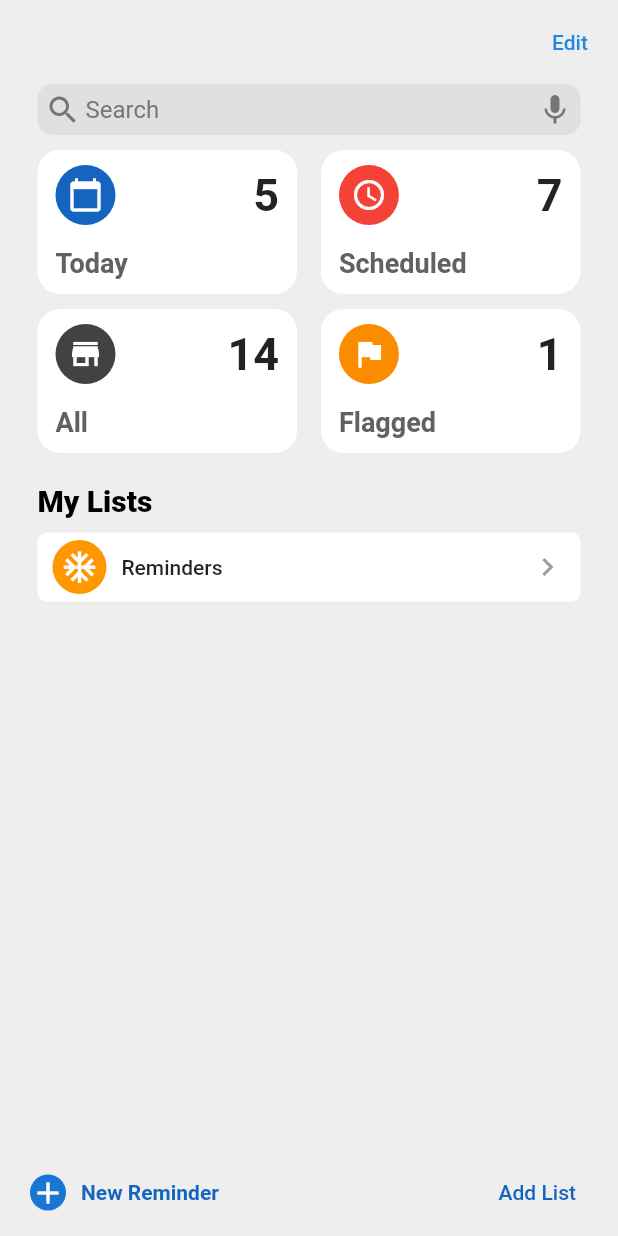
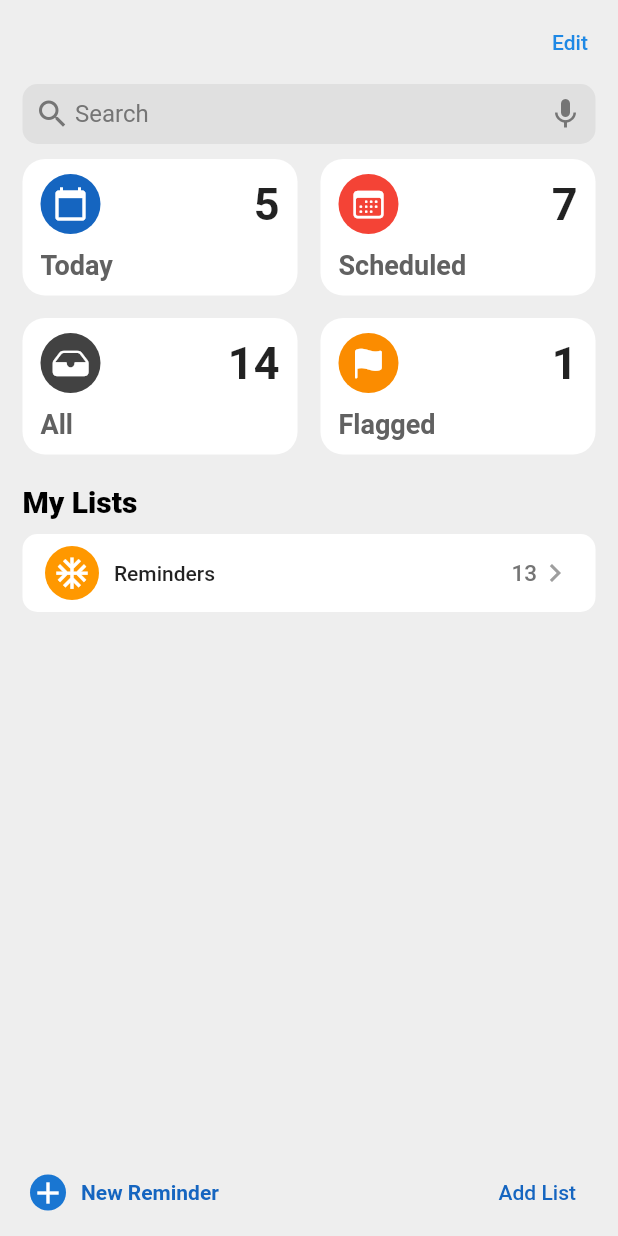
Before and after one commit to davidjhoseph/reminders_app, a Flutter app: the screen it shows after launch, on a phone screen of 412 x 824 dp. Run offline on Flutter 3.47's test engine with Material 2 defaults, Android fonts, the phone set to English and light mode, and no system bars; our stand-ins replace flutter_riverpod, hive; accounts and stored records are empty.

Commit message:
minor changes

```diff
--- a/lib/Models/Reminder.dart
+++ b/lib/Models/Reminder.dart
@@ -1,15 +1,10 @@
-import 'package:reminder_app/Models/ReminderDetails.dart';
-import 'package:reminder_app/Models/SingleList.dart';
+import 'package:reminder_app/Models/ReminderDetail.dart';
 
 class Reminder {
-  SingleList list;
   String title;
-  String notes;
-  ReminderDetails details;
+  ReminderDetail detail;
   Reminder({
-    this.list,
     this.title,
-    this.notes,
-    this.details,
+    this.detail,
   });
 }
--- a/lib/Models/ReminderDetails.dart
+++ b/lib/Models/ReminderDetail.dart
@@ -1,7 +1,7 @@
 import 'package:flutter/material.dart';
 import 'package:reminder_app/Models/SingleList.dart';
 
-class ReminderDetails {
+class ReminderDetail {
   SingleList list;
   DateTime date;
   TimeOfDay time;
@@ -13,7 +13,7 @@ class ReminderDetails {
   int priority;
   List<String> subtasks;
   String image;
-  ReminderDetails({
+  ReminderDetail({
     this.time,
     this.list,
     this.title,
--- a/lib/Models/SingleList.dart
+++ b/lib/Models/SingleList.dart
@@ -1,18 +1,11 @@
 import 'package:flutter/material.dart';
-import 'package:hive/hive.dart';
 import 'package:reminder_app/Models/Reminder.dart';
 
-part 'single_list.g.dart';
+class SingleList {
+  IconData icon;
+  Color color;
+  String title;
+  List<Reminder> reminders;
 
-@HiveType(typeId: 1)
-class SingleList {
-  @HiveField(0)
-  IconData icon;
-  @HiveField(1)
-  Color color;
-  @HiveField(2)
-  String title;
-  @HiveField(3)
-  List<Reminder> reminders;
   SingleList({this.color, this.icon, this.title, this.reminders});
 }
--- a/lib/main.dart
+++ b/lib/main.dart
@@ -1,6 +1,7 @@
 import 'package:flutter/material.dart';
 import 'package:flutter_riverpod/flutter_riverpod.dart';
 import 'package:hive/hive.dart';
+// import 'package:hive_flutter/hive_flutter.dart';
 import 'package:reminder_app/settings/Theme.dart';
 import 'package:path_provider/path_provider.dart' as path_provider;
 import './routes/route.dart' as route;
@@ -9,6 +10,7 @@ void main() async {
   WidgetsFlutterBinding.ensureInitialized();
   final appDocumentDirectory =
       await path_provider.getApplicationDocumentsDirectory();
+
   Hive.init(appDocumentDirectory.path);
   runApp(
     ProviderScope(
@@ -17,8 +19,13 @@ void main() async {
   );
 }
 
-class MyApp extends StatelessWidget {
+class MyApp extends StatefulWidget {
   // This widget is the root of your application.
+  @override
+  _MyAppState createState() => _MyAppState();
+}
+
+class _MyAppState extends State<MyApp> {
   @override
   Widget build(BuildContext context) {
     return GestureDetector(
@@ -33,4 +40,11 @@ class MyApp extends StatelessWidget {
       ),
     );
   }
+
+  @override
+  void dispose() {
+    Hive.close();
+    // TODO: implement dispose
+    super.dispose();
+  }
 }
--- a/lib/screens/AddListScreen.dart
+++ b/lib/screens/AddListScreen.dart
@@ -1,6 +1,5 @@
 import 'package:flutter/material.dart';
 import 'package:flutter_riverpod/flutter_riverpod.dart';
-import 'package:hive/hive.dart';
 import 'package:reminder_app/Models/SingleList.dart';
 import 'package:reminder_app/provider/ReminderProvider.dart';
 
@@ -26,7 +25,6 @@ class _AddListScreenState extends State<AddListScreen> {
             leadingWidth: 70,
             leading: TextButton(
               onPressed: () async {
-                await Hive.close();
                 Navigator.of(context).pop();
               },
               child: Text(
@@ -51,7 +49,6 @@ class _AddListScreenState extends State<AddListScreen> {
                           color: response.selectedColor,
                           icon: response.selectedIcon,
                         );
-                        Hive.box("reminderList").add(list);
 
                         // response.addToList(
                         //   icon: response.selectedIcon,
--- a/lib/screens/HomeScreen.dart
+++ b/lib/screens/HomeScreen.dart
@@ -1,6 +1,6 @@
+import 'package:flutter/cupertino.dart';
 import 'package:flutter/material.dart';
 import 'package:flutter_riverpod/flutter_riverpod.dart';
-import 'package:hive/hive.dart';
 import 'package:reminder_app/provider/ReminderProvider.dart';
 import 'package:reminder_app/screens/AddListScreen.dart';
 import 'package:reminder_app/screens/ScheduledScreen.dart';
@@ -34,12 +34,12 @@ class HomeScreen extends StatelessWidget {
             child: SingleChildScrollView(
               child: SafeArea(
                 child: Padding(
-                  padding: const EdgeInsets.symmetric(horizontal: 25),
+                  padding: const EdgeInsets.symmetric(horizontal: 15),
                   child: Column(
                     crossAxisAlignment: CrossAxisAlignment.start,
                     children: [
                       Container(
-                        padding: EdgeInsets.all(5),
+                        padding: EdgeInsets.all(8),
                         decoration: BoxDecoration(
                           color: Colors.grey[300],
                           borderRadius: BorderRadius.circular(10),
@@ -87,7 +87,7 @@ class HomeScreen extends StatelessWidget {
                             color: Colors.red[500],
                             numberCount: 7,
                             title: "Scheduled",
-                            icon: Icons.schedule,
+                            icon: CupertinoIcons.calendar,
                             navigate: () {
                               Navigator.of(context)
                                   .pushNamed(ScheduledScreen.routeName);
@@ -95,14 +95,14 @@ class HomeScreen extends StatelessWidget {
                           ),
                         ],
                       ),
-                      SizedBox(height: 10),
+                      SizedBox(height: 15),
                       Row(
                         children: [
                           MenuBox(
                             color: Colors.grey[800],
                             numberCount: 14,
                             title: "All",
-                            icon: Icons.store,
+                            icon: CupertinoIcons.tray_fill,
                             navigate: () {
                               Navigator.of(context)
                                   .pushNamed(ScheduledScreen.routeName);
@@ -113,7 +113,7 @@ class HomeScreen extends StatelessWidget {
                             color: Colors.orange[600],
                             numberCount: 1,
                             title: "Flagged",
-                            icon: Icons.flag,
+                            icon: CupertinoIcons.flag_fill,
                             navigate: () {
                               Navigator.of(context)
                                   .pushNamed(ScheduledScreen.routeName);
@@ -184,7 +184,6 @@ class HomeScreen extends StatelessWidget {
                 Spacer(),
                 TextButton(
                   onPressed: () async {
-                    await Hive.openBox("reminderList");
                     return Navigator.of(context).push(
                       MaterialPageRoute(
                         builder: (_) => AddListScreen(),
--- a/lib/widgets/ReminderList.dart
+++ b/lib/widgets/ReminderList.dart
@@ -13,9 +13,9 @@ class ReminderList extends StatelessWidget {
   @override
   Widget build(BuildContext context) {
     return Container(
-      padding: const EdgeInsets.symmetric(horizontal: 10, vertical: 5),
+      padding: const EdgeInsets.symmetric(horizontal: 15, vertical: 8),
       decoration: BoxDecoration(
-          borderRadius: BorderRadius.circular(6), color: Colors.white),
+          borderRadius: BorderRadius.circular(10), color: Colors.white),
       child: Row(
         children: [
           CircleAvatar(
@@ -34,7 +34,20 @@ class ReminderList extends StatelessWidget {
           Spacer(),
           reminders.isNotEmpty ? Text(reminders.length.toString()) : SizedBox(),
           SizedBox(width: 10),
-          Icon(Icons.chevron_right_outlined, color: Colors.grey)
+          Row(
+            children: [
+              Text(
+                "13",
+                style: TextStyle(
+                  color: Colors.grey[600],
+                  fontWeight: FontWeight.w500,
+                  fontSize: 15,
+                ),
+              ),
+              // const SizedBox(width: 3),
+              Icon(Icons.chevron_right_outlined, color: Colors.grey),
+            ],
+          )
         ],
       ),
     );
--- a/lib/widgets/home_screen/MenuBox.dart
+++ b/lib/widgets/home_screen/MenuBox.dart
@@ -18,7 +18,7 @@ class MenuBox extends StatelessWidget {
       onTap: navigate,
       child: Container(
         padding: EdgeInsets.symmetric(horizontal: 12, vertical: 10),
-        width: MediaQuery.of(context).size.width * 0.42,
+        width: MediaQuery.of(context).size.width * 0.445,
         decoration: BoxDecoration(
           borderRadius: BorderRadius.circular(15),
           color: Colors.white,
@@ -45,7 +45,7 @@ class MenuBox extends StatelessWidget {
                 ),
               ],
             ),
-            SizedBox(height: 15),
+            SizedBox(height: 10),
             Text(
               title,
               style: TextStyle(
```
Also changed, not shown: pubspec.yaml (+5 -5 lines), lib/provider/ReminderListProvider.dart (added), pubspec.lock.
